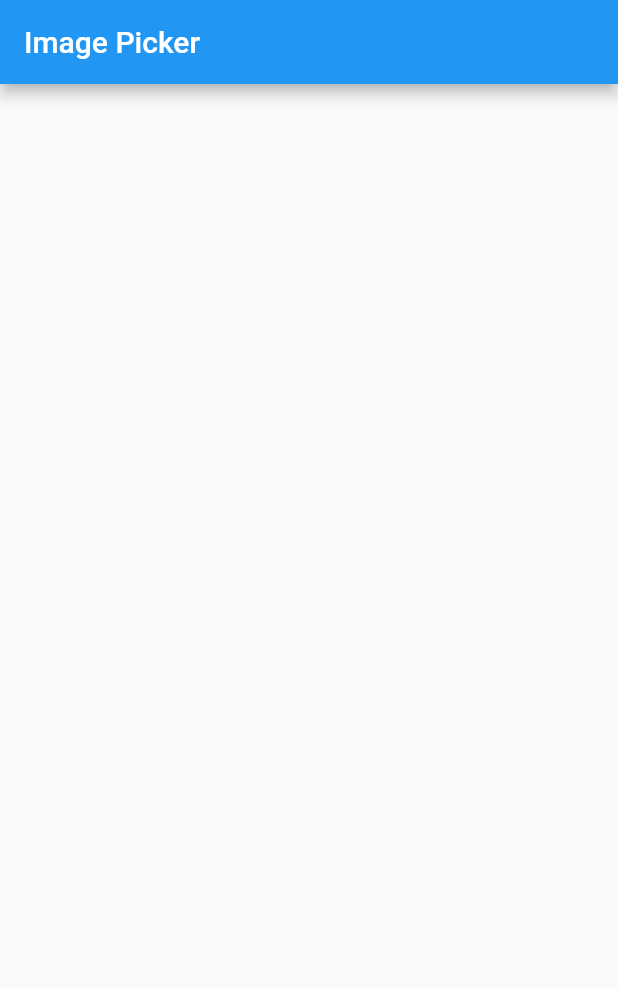
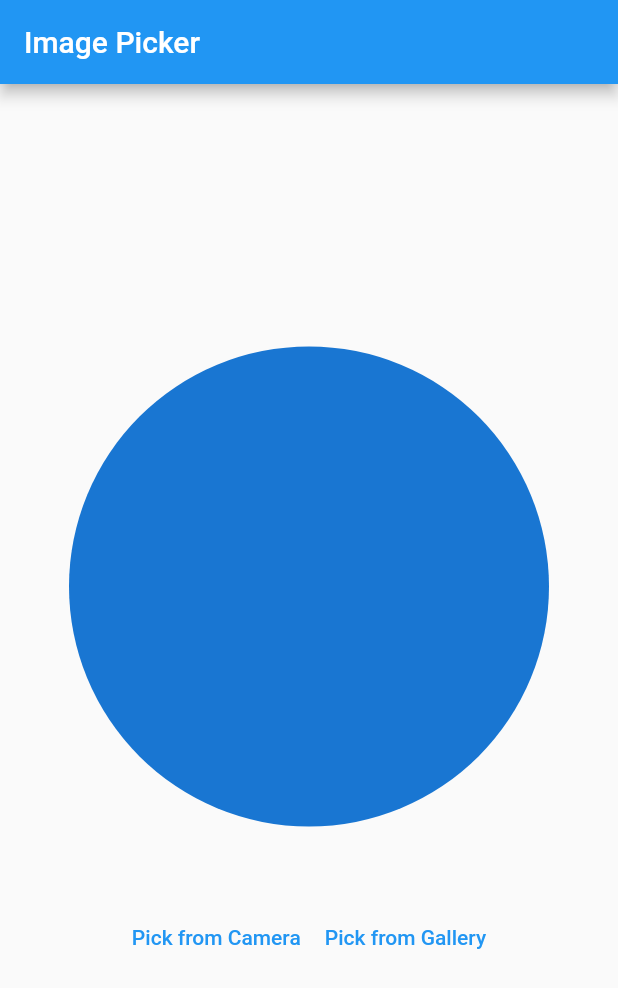
Before and after one commit to ay-india/image_picker_app, a Flutter app: the screen it shows after launch, on a phone screen of 412 x 824 dp. Shown: the top 988 px of the screen. Run offline on Flutter 3.47's test engine with Material 2 defaults, Android fonts, the phone set to English and light mode, and no system bars; our stand-ins replace get, image_picker.

Commit message:
image_picker

```diff
--- a/lib/homepage.dart
+++ b/lib/homepage.dart
@@ -1,4 +1,8 @@
+import 'dart:io';
+
 import 'package:flutter/material.dart';
+import 'package:get/get.dart';
+import 'package:image_picker_app/image_picker_controller.dart';
 
 class HomePage extends StatefulWidget {
   const HomePage({super.key});
@@ -8,10 +12,62 @@ class HomePage extends StatefulWidget {
 }
 
 class _HomePageState extends State<HomePage> {
+  final ImagePickerController controller = Get.put(ImagePickerController());
   @override
   Widget build(BuildContext context) {
     return Scaffold(
-      appBar: AppBar(title: Text('Image Picker'),),
-    );
+        appBar: AppBar(
+          title: Text('Image Picker'),
+        ),
+        body: Obx(() {
+          return Column(
+              mainAxisAlignment: MainAxisAlignment.center,
+              crossAxisAlignment: CrossAxisAlignment.center,
+              children: [
+                // Container(
+                //   height: 300,
+                //   width: 300,
+                //   decoration: BoxDecoration(
+                //     border: Border.all(),
+                //     borderRadius: BorderRadius.circular(20),
+                //     image: DecorationImage(image: controller.imagePath.isNotEmpty
+                //       ? FileImage(
+                //           File(
+                //             controller.imagePath.toString(),
+                //           ),
+                //         )
+                //       : null,),
+                //   ),
+                // ),
+                CircleAvatar(
+                  radius: 160,
+                  backgroundImage: controller.imagePath.isNotEmpty
+                      ? FileImage(
+                          File(
+                            controller.imagePath.toString(),
+                          ),
+                        )
+                      : null,
+                ),
+                SizedBox(
+                  height: 50,
+                ),
+                Row(
+                  mainAxisAlignment: MainAxisAlignment.center,
+                  children: [
+                    TextButton(
+                        onPressed: () {
+                          controller.getImagefromCamera();
+                        },
+                        child: Text('Pick from Camera')),
+                    TextButton(
+                        onPressed: () {
+                          controller.getImagefromGallery();
+                        },
+                        child: Text('Pick from Gallery'))
+                  ],
+                )
+              ]);
+        }));
   }
 }
--- /dev/null
+++ b/lib/image_picker_controller.dart
@@ -0,0 +1,21 @@
+import 'package:get/get.dart';
+import 'package:image_picker/image_picker.dart';
+
+class ImagePickerController extends GetxController {
+  RxString imagePath = ''.obs;
+
+  Future getImagefromCamera() async {
+    final ImagePicker _picker = ImagePicker();
+    final image = await _picker.pickImage(source: ImageSource.camera);
+    if (image != null) {
+      imagePath.value = image.path.toString();
+    }
+  }
+  Future getImagefromGallery() async {
+    final ImagePicker _picker = ImagePicker();
+    final image = await _picker.pickImage(source: ImageSource.gallery);
+    if (image != null) {
+      imagePath.value = image.path.toString();
+    }
+  }
+}
```
